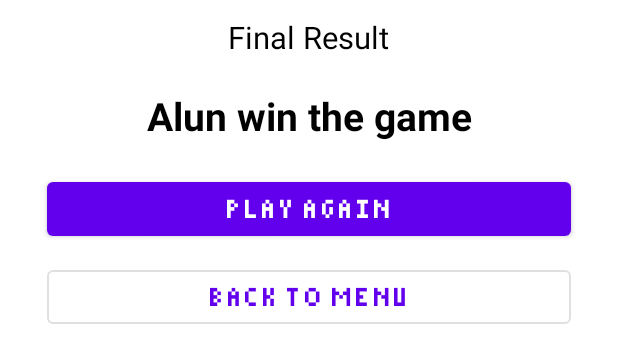
After one commit to alunparanggi/AndroidRockPaperScissorsGame, an Android app: the layout custom_dialog.xml on its own in the app's theme, with its tools: preview values and no code run, on a phone screen of 412 x 824 dp. The commit adds this screen. Shown: the top 363 px of the screen. Run offline under Robolectric (Android 15) with nearby library versions, the phone set to English and light mode, and no system bars.

Commit message:
implement custom dialog

```diff
--- a/app/src/main/java/km/binarcourse/rockpaperscissorsgame/ui/form/FormFragment.kt
+++ b/app/src/main/java/km/binarcourse/rockpaperscissorsgame/ui/form/FormFragment.kt
@@ -3,12 +3,10 @@ package km.binarcourse.rockpaperscissorsgame.ui.form
 import android.content.Context
 import android.content.Intent
 import android.os.Bundle
-import android.util.Log
 import android.view.LayoutInflater
 import android.view.View
 import android.view.ViewGroup
 import androidx.fragment.app.Fragment
-import com.google.android.material.snackbar.Snackbar
 import km.binarcourse.rockpaperscissorsgame.data.preference.PlayerPreference
 import km.binarcourse.rockpaperscissorsgame.databinding.FragmentFormBinding
 import km.binarcourse.rockpaperscissorsgame.ui.menu.MenuActivity
@@ -46,7 +44,6 @@ class FormFragment : Fragment() {
         fun newInstance(context: Context) =
             FormFragment().apply {
                 sharedPref = PlayerPreference(context)
-//                onPlayBtnClicked(context)
             }
     }
 
--- /dev/null
+++ b/app/src/main/res/layout/custom_dialog.xml
@@ -0,0 +1,54 @@
+<?xml version="1.0" encoding="utf-8"?>
+<layout xmlns:android="http://schemas.android.com/apk/res/android"
+    xmlns:tools="http://schemas.android.com/tools">
+
+    <LinearLayout
+        android:orientation="vertical"
+        android:layout_width="match_parent"
+        android:padding="@dimen/_8sdp"
+        android:layout_height="match_parent">
+
+        <TextView
+            android:textSize="@dimen/_16ssp"
+            android:layout_gravity="center"
+            android:textColor="@color/black"
+            android:text="@string/text_final_result"
+            android:layout_width="wrap_content"
+            android:layout_height="wrap_content" />
+
+        <TextView
+            android:id="@+id/tv_winner"
+            android:gravity="center"
+            android:textAlignment="center"
+            android:textSize="@dimen/_20ssp"
+            android:textStyle="bold"
+            android:textColor="@color/black"
+            android:layout_marginVertical="@dimen/_16sdp"
+            android:layout_width="match_parent"
+            android:layout_height="wrap_content"
+            tools:text="Alun win the game"/>
+
+        <Button
+            android:id="@+id/btn_play_again"
+            android:layout_gravity="center"
+            android:text="@string/text_btn_play_again"
+            style="@style/Text.30.White"
+            android:textSize="@dimen/_15ssp"
+            android:layout_width="match_parent"
+            android:layout_marginHorizontal="@dimen/_16sdp"
+            android:layout_height="wrap_content" />
+
+        <Button
+            android:layout_marginTop="@dimen/_8sdp"
+            android:id="@+id/btn_back_to_menu"
+            android:layout_gravity="center"
+            android:text="@string/text_btn_back_to_menu"
+            style="?attr/materialButtonOutlinedStyle"
+            android:textSize="@dimen/_15ssp"
+            android:fontFamily="@font/pixelated"
+            android:layout_width="match_parent"
+            android:layout_marginHorizontal="@dimen/_16sdp"
+            android:layout_height="wrap_content" />
+
+    </LinearLayout>
+</layout>
--- a/app/src/main/res/values/strings.xml
+++ b/app/src/main/res/values/strings.xml
@@ -13,4 +13,7 @@
     <string name="text_first_player_turn">1st Player\'s Turn</string>
     <string name="text_second_player_turn">2nd Player\'s Turn</string>
     <string name="text_welcome_player">Welcome %s</string>
+    <string name="text_btn_back_to_menu">Back to menu</string>
+    <string name="text_btn_play_again">Play Again</string>
+    <string name="text_the_winner">%s Win The Game</string>
 </resources>
--- a/app/src/main/res/values/themes.xml
+++ b/app/src/main/res/values/themes.xml
@@ -13,4 +13,12 @@
         <item name="android:statusBarColor" tools:targetApi="l">?attr/colorPrimaryVariant</item>
         <!-- Customize your theme here. -->
     </style>
+
+    <style name="Theme.RockPaperScissorsGame.NoActionBar.FullScreen" parent="Theme.RockPaperScissorsGame">
+        <item name="android:windowNoTitle">true</item>
+        <item name="android:windowFullscreen">true</item>
+        <item name="android:windowActionBar">false</item>
+        <item name="android:windowContentOverlay">@null</item>
+    </style>
+
 </resources>
```
Also changed, not shown: app/src/main/AndroidManifest.xml (+5 -7 lines), app/src/main/java/km/binarcourse/rockpaperscissorsgame/ui/game/GameActivity.kt (+79 -2 lines), app/src/main/java/km/binarcourse/rockpaperscissorsgame/ui/game/GameViewModel.kt (+10 -7 lines), app/src/main/java/km/binarcourse/rockpaperscissorsgame/ui/splash/SplashActivity.kt (+2 -13 lines), app/src/main/res/layout/activity_menu.xml (+6 -2 lines).
